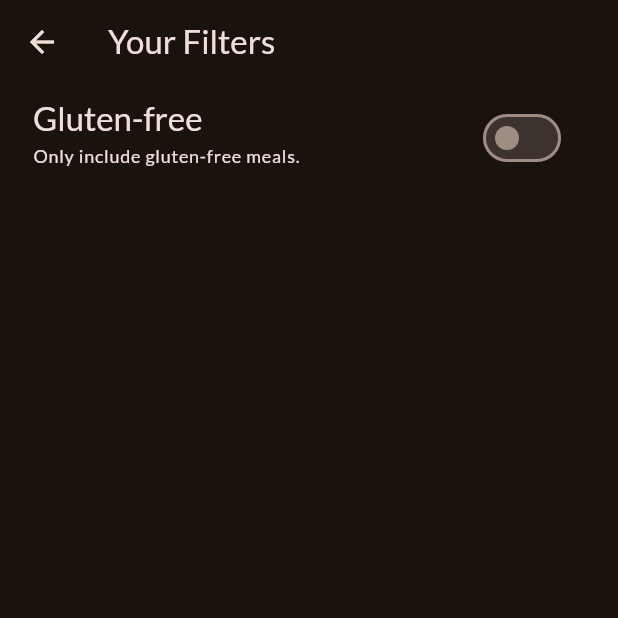
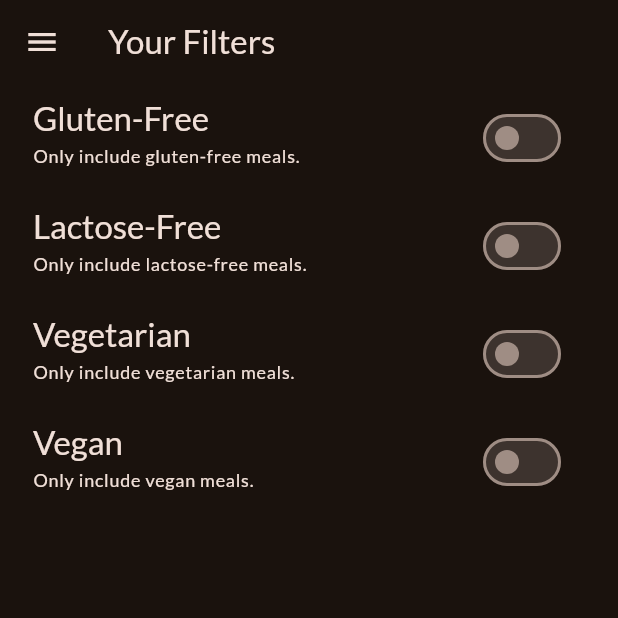
Before and after one commit to shacos/flutter_meals, a Flutter app: the FiltersScreen screen opened directly, on a phone screen of 412 x 824 dp, the top half of it. Run offline on Flutter 3.47's test engine with Material 3 defaults, Android fonts, the phone set to English and light mode, and no system bars; our stand-ins replace google_fonts, transparent_image.

Commit message:
finished lecture 173

```diff
--- a/lib/screens/filters.dart
+++ b/lib/screens/filters.dart
@@ -1,4 +1,8 @@
 import 'package:flutter/material.dart';
+
+import 'package:meals/screens/tabs.dart';
+import 'package:meals/widgets/filter_switch_item.dart';
+import 'package:meals/widgets/main_drawer.dart';
 
 class FiltersScreen extends StatefulWidget {
   const FiltersScreen({super.key});
@@ -11,6 +15,32 @@ class FiltersScreen extends StatefulWidget {
 
 class _FiltersScreenState extends State<FiltersScreen> {
   bool _isGlutenFree = false;
+  bool _isLactoseFree = false;
+  bool _isVegetarian = false;
+  bool _isVegan = false;
+
+  void _toggleFilterValue(bool newValue, Filter filter) {
+    switch (filter) {
+      case Filter.glutenFree:
+        setState(() {
+          _isGlutenFree = newValue;
+        });
+      case Filter.lactoseFree:
+        setState(() {
+          _isLactoseFree = newValue;
+        });
+      case Filter.vegetarian:
+        setState(() {
+          _isVegetarian = newValue;
+        });
+      case Filter.vegan:
+        setState(() {
+          _isVegan = newValue;
+        });
+        break;
+      default:
+    }
+  }
 
   @override
   Widget build(BuildContext context) {
@@ -18,30 +48,42 @@ class _FiltersScreenState extends State<FiltersScreen> {
       appBar: AppBar(
         title: const Text('Your Filters'),
       ),
+      drawer: MainDrawer(onSelectScreen: (identifier) {
+        Navigator.of(context).pop();
+        if (identifier == 'meals') {
+          Navigator.of(context).pushReplacement(
+            MaterialPageRoute(
+              builder: (ctx) => const TabsScreen(),
+            ),
+          );
+        }
+      }),
       body: Column(
         children: [
-          SwitchListTile(
-            value: _isGlutenFree,
-            onChanged: (isChecked) {
-              setState(() {
-                _isGlutenFree = isChecked;
-              });
-            },
-            title: Text(
-              'Gluten-free',
-              style: Theme.of(context).textTheme.titleLarge!.copyWith(
-                    color: Theme.of(context).colorScheme.onBackground,
-                  ),
-            ),
-            subtitle: Text(
-              'Only include gluten-free meals.',
-              style: Theme.of(context).textTheme.labelMedium!.copyWith(
-                    color: Theme.of(context).colorScheme.onBackground,
-                  ),
-            ),
-            activeColor: Theme.of(context).colorScheme.tertiary,
-            contentPadding: const EdgeInsets.only(right: 34, left: 22),
-          )
+          FilterSwitchItem(
+            switchValue: _isGlutenFree,
+            filter: Filter.glutenFree,
+            onToggelSwitch: _toggleFilterValue,
+            title: 'Gluten-Free',
+          ),
+          FilterSwitchItem(
+            switchValue: _isLactoseFree,
+            filter: Filter.lactoseFree,
+            onToggelSwitch: _toggleFilterValue,
+            title: 'Lactose-Free',
+          ),
+          FilterSwitchItem(
+            switchValue: _isVegetarian,
+            filter: Filter.vegetarian,
+            onToggelSwitch: _toggleFilterValue,
+            title: 'Vegetarian',
+          ),
+          FilterSwitchItem(
+            switchValue: _isVegan,
+            filter: Filter.vegan,
+            onToggelSwitch: _toggleFilterValue,
+            title: 'Vegan',
+          ),
         ],
       ),
     );
--- /dev/null
+++ b/lib/widgets/filter_switch_item.dart
@@ -0,0 +1,47 @@
+import 'package:flutter/material.dart';
+
+enum Filter {
+  glutenFree,
+  lactoseFree,
+  vegetarian,
+  vegan,
+}
+
+class FilterSwitchItem extends StatelessWidget {
+  const FilterSwitchItem({
+    super.key,
+    required this.switchValue,
+    required this.filter,
+    required this.onToggelSwitch,
+    required this.title,
+  });
+
+  final bool switchValue;
+  final Filter filter;
+  final void Function(bool, Filter) onToggelSwitch;
+  final String title;
+
+  @override
+  Widget build(BuildContext context) {
+    return SwitchListTile(
+      value: switchValue,
+      onChanged: (isChecked) {
+        onToggelSwitch(isChecked, filter);
+      },
+      title: Text(
+        title,
+        style: Theme.of(context).textTheme.titleLarge!.copyWith(
+              color: Theme.of(context).colorScheme.onBackground,
+            ),
+      ),
+      subtitle: Text(
+        'Only include ${title.toLowerCase()} meals.',
+        style: Theme.of(context).textTheme.labelMedium!.copyWith(
+              color: Theme.of(context).colorScheme.onBackground,
+            ),
+      ),
+      activeColor: Theme.of(context).colorScheme.tertiary,
+      contentPadding: const EdgeInsets.only(right: 34, left: 22),
+    );
+  }
+}
```
Also changed, not shown: lib/screens/tabs.dart (+7 -2 lines).
